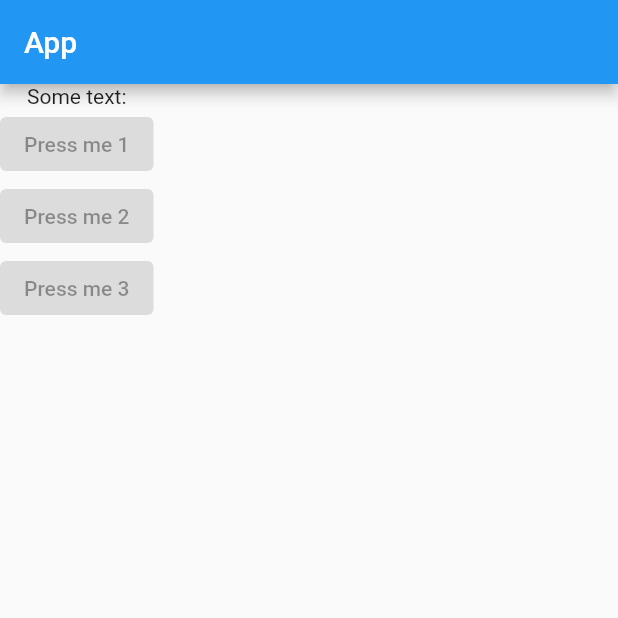
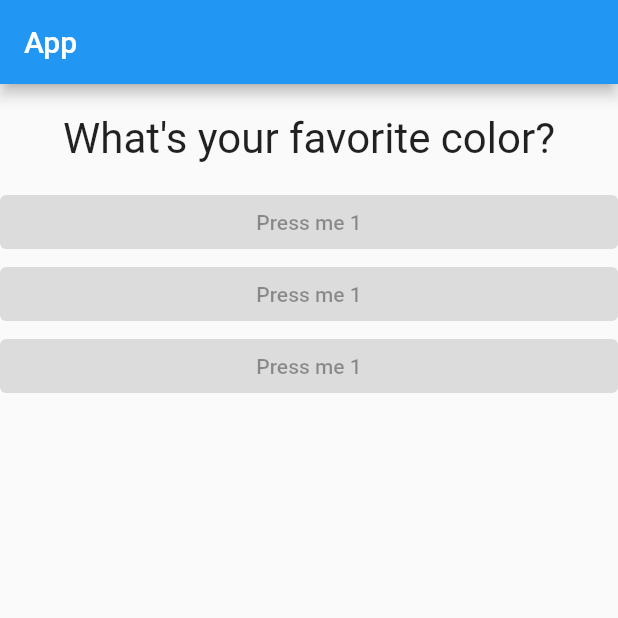
Before and after one commit to doniyor17/hello_project, a Flutter app: the screen it shows after launch, on a phone screen of 412 x 824 dp, the top half of it. Run offline on Flutter 3.47's test engine with Material 2 defaults, Android fonts, the phone set to English and light mode, and no system bars.

Commit message:
ready to styling

```diff
--- /dev/null
+++ b/lib/answer.dart
@@ -0,0 +1,14 @@
+import 'package:flutter/material.dart';
+
+class Answer extends StatelessWidget {
+  @override
+  Widget build(BuildContext context) {
+    return Container(
+      width: double.infinity,
+      child: ElevatedButton(
+        child: Text('Press me 1'),
+        onPressed: null,
+      ),
+    );
+  }
+}
--- a/lib/main.dart
+++ b/lib/main.dart
@@ -1,17 +1,34 @@
 import 'package:flutter/material.dart';
+import 'package:hello_project/answer.dart';
+import './question.dart';
+// import './answer.dart';
 
 void main() {
   runApp(MyApp());
 }
 
-class MyApp extends StatelessWidget {
+class MyApp extends StatefulWidget {
+  @override
+  State<StatefulWidget> createState() {
+    return _MyAppState();
+  }
+}
+
+class _MyAppState extends State<MyApp> {
+  var _i = 0;
+  void pressMe() {
+    setState(() {
+      _i = _i + 1;
+    });
+  }
+
   @override
   Widget build(BuildContext ctx) {
-    // var questions = [
-    //   'What\'s your favorite color?',
-    //   'What\'s your favorite animal?',
-    //   'What\'s your favorite number?'
-    // ];
+    var questions = [
+      'What\'s your favorite color?',
+      'What\'s your favorite animal?',
+      'What\'s your favorite number?'
+    ];
     return MaterialApp(
       home: Scaffold(
         appBar: AppBar(
@@ -19,21 +36,15 @@ class MyApp extends StatelessWidget {
         ),
         body: Column(
           children: [
-          Text('Some text:'),
-          ElevatedButton(
-            child: Text('Press me 1'),
-            onPressed: null,
+            Question(
+              questions[_i],
             ),
-          ElevatedButton(
-            child: Text('Press me 2'),
-            onPressed: null,
-          ),
-          ElevatedButton(
-            child: Text('Press me 3'),
-            onPressed: null,
-          ),
+            Answer(),
+            Answer(),
+            Answer(),
           ],
         ),
-    ));
+      ),
+    );
   }
 }
--- /dev/null
+++ b/lib/question.dart
@@ -0,0 +1,21 @@
+import 'package:flutter/cupertino.dart';
+
+import 'package:flutter/material.dart';
+
+class Question extends StatelessWidget {
+  final String questionText;
+
+  Question(this.questionText);
+  @override
+  Widget build(BuildContext context) {
+    return Container(
+      width: double.infinity,
+      margin: EdgeInsets.only(top: 20, bottom: 15),
+      child: Text(
+        questionText,
+        style: TextStyle(fontSize: 28),
+        textAlign: TextAlign.center,
+      ),
+    );
+  }
+}
```
Lines whose indentation alone changed are shown as unchanged.
